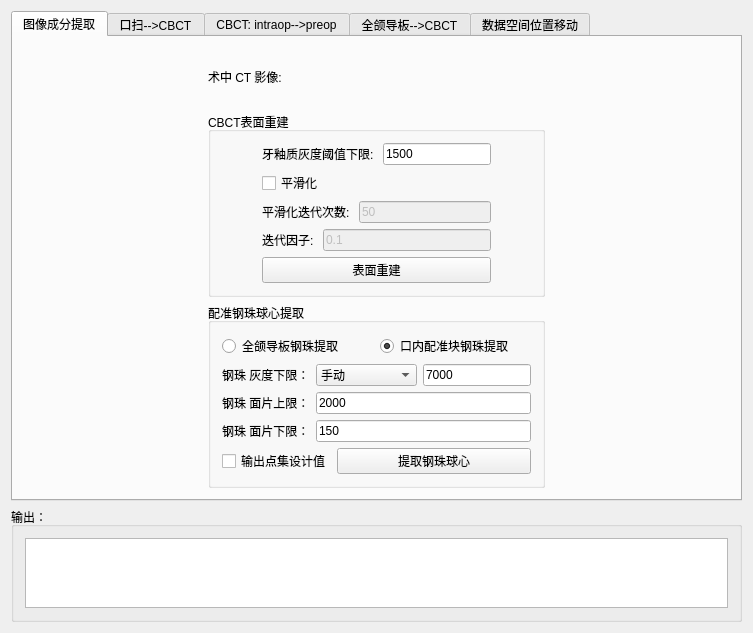
Qt form Plugins/org.mitk.lancet.dentalwidget/src/internal/DentalWidgetControls.ui (zhaomengxiao/LancetMITK-Adition) before a commit.
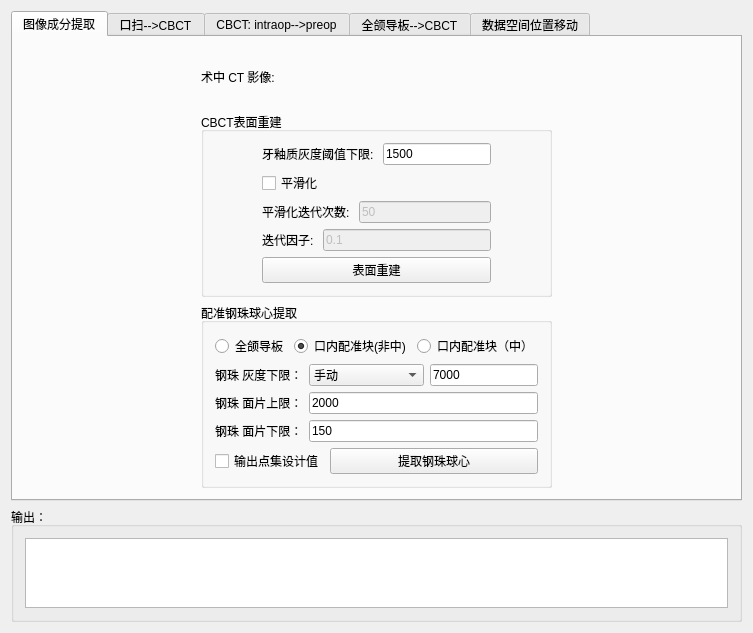
The same form after that commit. Custom widgets are drawn as their Qt base class.

Commit message: Feature(dentalWidget): add midSteelball spreadout

```diff
--- a/Plugins/org.mitk.lancet.dentalwidget/src/internal/DentalWidgetControls.ui
+++ b/Plugins/org.mitk.lancet.dentalwidget/src/internal/DentalWidgetControls.ui
@@ -293,7 +293,7 @@
             <item>
              <widget class="QRadioButton" name="radioButton_model">
               <property name="text">
-               <string>全颌导板钢珠提取</string>
+               <string>全颌导板</string>
               </property>
               <property name="checked">
                <bool>false</bool>
@@ -303,13 +303,20 @@
             <item>
              <widget class="QRadioButton" name="radioButton_ios">
               <property name="text">
-               <string>口内配准块钢珠提取</string>
+               <string>口内配准块(非中)</string>
               </property>
               <property name="checked">
                <bool>true</bool>
               </property>
              </widget>
             </item>
+            <item>
+             <widget class="QRadioButton" name="radioButton_midSteelball">
+              <property name="text">
+               <string>口内配准块（中）</string>
+              </property>
+             </widget>
+            </item>
            </layout>
           </item>
          </layout>
```
The commit also changes 2 other files.
